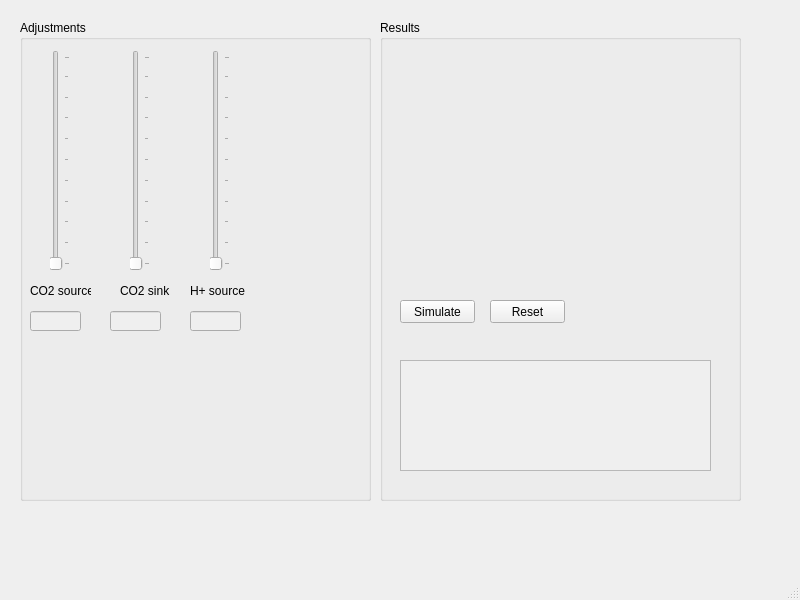
First picture: the form in src1/testUi01.ui, repository hsorby/pH-PyApp, before the edit.
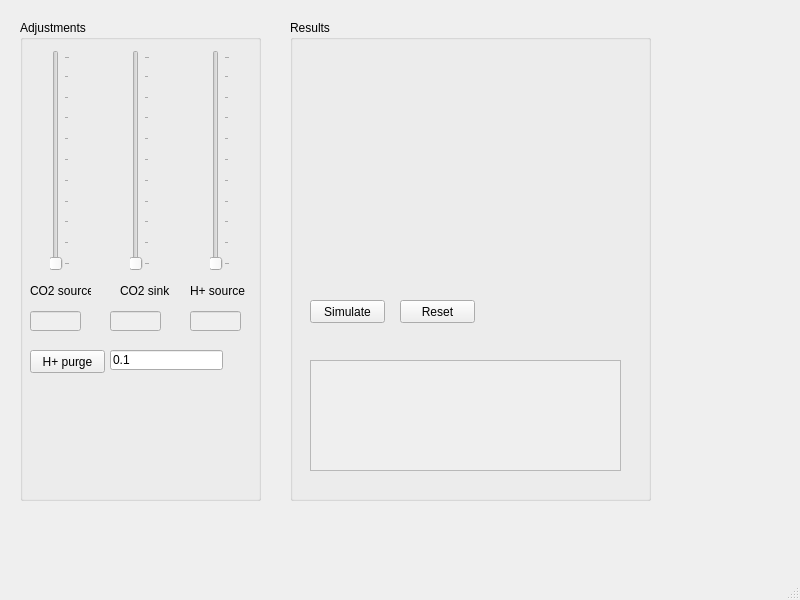
Second picture: the form after the edit. Custom widgets are drawn as their Qt base class.

Commit message: Added "proton level purge" button, which relates to what might happen if vomiting occurred.

Patch:
```diff
--- a/src1/testUi01.ui
+++ b/src1/testUi01.ui
@@ -19,7 +19,7 @@
      <rect>
       <x>20</x>
       <y>20</y>
-      <width>351</width>
+      <width>241</width>
       <height>481</height>
      </rect>
     </property>
@@ -152,6 +152,32 @@
       </rect>
      </property>
     </widget>
+    <widget class="QPushButton" name="protonLevelPurge">
+     <property name="geometry">
+      <rect>
+       <x>10</x>
+       <y>330</y>
+       <width>75</width>
+       <height>23</height>
+      </rect>
+     </property>
+     <property name="text">
+      <string>H+ purge</string>
+     </property>
+    </widget>
+    <widget class="QLineEdit" name="protonPurgeAmount">
+     <property name="geometry">
+      <rect>
+       <x>90</x>
+       <y>330</y>
+       <width>113</width>
+       <height>20</height>
+      </rect>
+     </property>
+     <property name="text">
+      <string>0.1</string>
+     </property>
+    </widget>
     <zorder>co2Sink</zorder>
     <zorder>co2SourceLabel</zorder>
     <zorder>protonSource</zorder>
@@ -174,7 +200,7 @@
    <widget class="QGroupBox" name="groupBox_2">
     <property name="geometry">
      <rect>
-      <x>380</x>
+      <x>290</x>
       <y>20</y>
       <width>361</width>
       <height>481</height>
```
Left out of the diff: 2 changed lines with no effect on the pictures. The commit also changes 1 other file.
